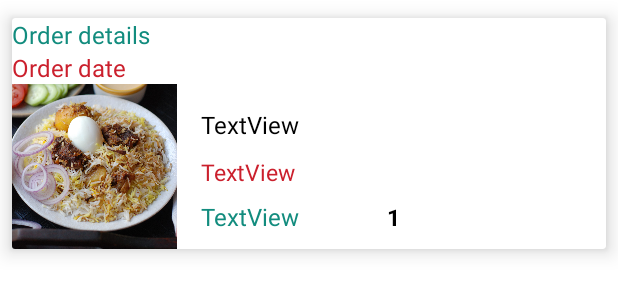
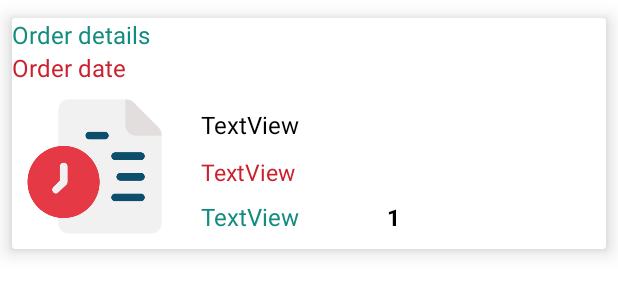
Before and after one commit to 8UCK37/FoodDeliApp, an Android app: the layout each_order_item.xml on its own in the app's theme, with its tools: preview values and no code run, on a phone screen of 412 x 824 dp. Shown: the top 300 px of the screen. Run offline under Robolectric (Android 15) with nearby library versions, the phone set to English and light mode, and no system bars.

Commit message:
changed order history title icon

```diff
--- a/app/src/main/java/com/example/apptest/ui/OrderHistory/OrderHIstoryActivity.java
+++ b/app/src/main/java/com/example/apptest/ui/OrderHistory/OrderHIstoryActivity.java
@@ -117,7 +117,7 @@ public class OrderHIstoryActivity extends AppCompatActivity implements CartAdapt
             keyList.add("Order id:\n"+key);
             name.add("");
             res.add("");
-            img.add(String.valueOf(R.drawable.ic_baseline_assignment_returned_24));
+            img.add(String.valueOf(R.drawable.order_his_icon));
             price.add("");
             quant.add("");
             datesend.add(date.get(i));
--- a/app/src/main/res/layout/each_order_item.xml
+++ b/app/src/main/res/layout/each_order_item.xml
@@ -2,7 +2,6 @@
 <androidx.cardview.widget.CardView
     xmlns:android="http://schemas.android.com/apk/res/android"
     xmlns:app="http://schemas.android.com/apk/res-auto"
-    xmlns:tools="http://schemas.android.com/tools"
     android:layout_width="match_parent"
     android:layout_height="wrap_content"
     android:layout_marginHorizontal="8dp"
@@ -54,7 +53,7 @@
                 android:layout_width="110dp"
                 android:layout_height="110dp"
                 android:scaleType="centerCrop"
-                android:src="@drawable/biriyani"
+                android:src="@drawable/order_his_icon"
                 app:layout_constraintBottom_toBottomOf="parent"
                 app:layout_constraintStart_toStartOf="parent"
                 app:layout_constraintTop_toTopOf="parent" />
```
Also changed, not shown: app/src/main/res/drawable/order_his_icon.png (added).
